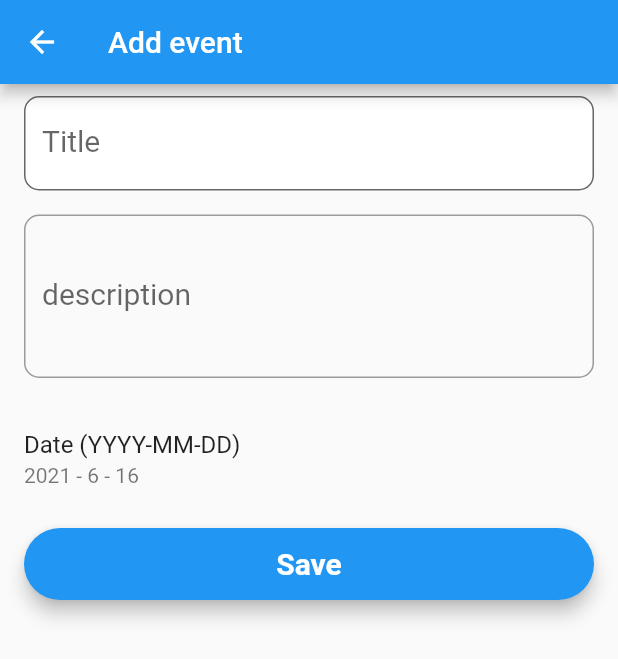
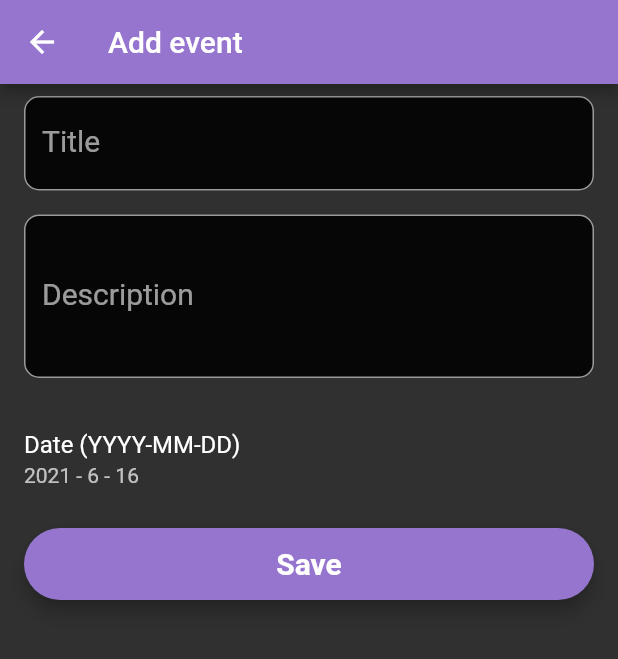
Before and after one commit to kai-wei-mo/felicity_hack, a Flutter app: the screen it shows after launch, after a tap on the "add" icon, on a phone screen of 412 x 824 dp. Shown: the top 659 px of the screen. Run offline on Flutter 3.47's test engine with Material 2 defaults, Android fonts, the phone set to English and light mode, and no system bars; our stand-ins replace firebase_core, table_calendar; missing offline and left inert: firebase_helpers; accounts and stored records are empty; Roboto replaces fonts that are missing (Georgia, Montserrat).

Commit message:
Update Material main UI

```diff
--- a/lib/main.dart
+++ b/lib/main.dart
@@ -1,4 +1,3 @@
-import 'package:cloud_firestore/cloud_firestore.dart';
 import 'package:firebase_core/firebase_core.dart';
 import 'package:flutter/material.dart';
 import 'package:flutter_calendar/res/event_firestore_service.dart';
@@ -18,9 +17,15 @@ class MyApp extends StatelessWidget {
   @override
   Widget build(BuildContext context) {
     return MaterialApp(
-      title: 'Flutter Calendar',
       theme: ThemeData(
-        primarySwatch: Colors.blue,
+        // Define the default brightness and colors.
+        brightness: Brightness.dark,
+        primaryColor: Colors.deepPurple[300],
+        // ignore: deprecated_member_use
+        accentColor: Colors.deepPurple[100],
+
+        // Define the default font family.
+        fontFamily: 'Georgia',
       ),
       home: HomePage(),
       routes: {
@@ -53,7 +58,9 @@ class _HomePageState extends State<HomePage> {
     allEvents.forEach((event) {
       DateTime date = DateTime(
           event.eventDate.year, event.eventDate.month, event.eventDate.day, 12);
-      if (data[date] == null) data[date] = [];
+      if (data[date] == null) {
+        data[date] = [];
+      }
       data[date].add(event);
     });
     return data;
@@ -85,29 +92,40 @@ class _HomePageState extends State<HomePage> {
                     events: _events,
                     initialCalendarFormat: CalendarFormat.week,
                     calendarStyle: CalendarStyle(
-                        canEventMarkersOverflow: true,
-                        todayColor: Colors.orange,
-                        selectedColor: Theme.of(context).primaryColor,
+                        todayColor: Colors.deepPurple[200],
+                        selectedColor: Colors.deepPurple,
+                        // ignore: prefer_const_constructors
                         todayStyle: TextStyle(
                             fontWeight: FontWeight.bold,
                             fontSize: 18.0,
-                            color: Colors.white)),
+                            color: Colors.black)),
                     headerStyle: HeaderStyle(
                       centerHeaderTitle: true,
                       formatButtonDecoration: BoxDecoration(
-                        color: Colors.orange,
-                        borderRadius: BorderRadius.circular(20.0),
+                        color: Colors.deepPurple,
+                        borderRadius: BorderRadius.circular(50.0),
                       ),
+                      // ignore: prefer_const_constructors
                       formatButtonTextStyle: TextStyle(color: Colors.white),
                       formatButtonShowsNext: false,
                     ),
-                    startingDayOfWeek: StartingDayOfWeek.monday,
+                    startingDayOfWeek: StartingDayOfWeek.sunday,
                     onDaySelected: (date, events) {
                       setState(() {
                         _selectedEvents = events;
                       });
                     },
                     builders: CalendarBuilders(
+                      singleMarkerBuilder: (context, date, event) {
+                        return Container(
+                          decoration: BoxDecoration(
+                              shape: BoxShape.circle,
+                              color: const Color.fromRGBO(255, 255, 255, 1.0)),
+                          width: 7.0,
+                          height: 7.0,
+                          margin: const EdgeInsets.symmetric(horizontal: 1.0),
+                        );
+                      },
                       selectedDayBuilder: (context, date, events) => Container(
                           margin: const EdgeInsets.all(4.0),
                           alignment: Alignment.center,
@@ -122,10 +140,13 @@ class _HomePageState extends State<HomePage> {
                           margin: const EdgeInsets.all(4.0),
                           alignment: Alignment.center,
                           decoration: BoxDecoration(
-                              color: Colors.orange,
+                              // color: Colors.deepPurple,
+                              border: Border.all(
+                                  width: 2.2, color: Colors.deepPurple),
                               borderRadius: BorderRadius.circular(10.0)),
                           child: Text(
                             date.day.toString(),
+                            // ignore: prefer_const_constructors
                             style: TextStyle(color: Colors.white),
                           )),
                     ),
--- a/lib/res/event_firestore_service.dart
+++ b/lib/res/event_firestore_service.dart
@@ -1,4 +1,6 @@
 import 'package:firebase_helpers/firebase_helpers.dart';
 import '../model/event.dart';
 
-DatabaseService<EventModel> eventDBS = DatabaseService<EventModel>("events",fromDS: (id,data) => EventModel.fromDS(id, data), toMap:(event) => event.toMap());
+DatabaseService<EventModel> eventDBS = DatabaseService<EventModel>("events",
+    fromDS: (id, data) => EventModel.fromDS(id, data),
+    toMap: (event) => event.toMap());
--- a/lib/ui/pages/add_event.dart
+++ b/lib/ui/pages/add_event.dart
@@ -55,7 +55,7 @@ class _AddEventPageState extends State<AddEventPage> {
                   decoration: InputDecoration(
                       labelText: "Title",
                       filled: true,
-                      fillColor: Colors.white,
+                      fillColor: Colors.black87,
                       border: OutlineInputBorder(
                           borderRadius: BorderRadius.circular(10))),
                 ),
@@ -71,7 +71,9 @@ class _AddEventPageState extends State<AddEventPage> {
                       (value.isEmpty) ? "Please Enter description" : null,
                   style: style,
                   decoration: InputDecoration(
-                      labelText: "description",
+                      labelText: "Description",
+                      filled: true,
+                      fillColor: Colors.black87,
                       border: OutlineInputBorder(
                           borderRadius: BorderRadius.circular(10))),
                 ),
@@ -109,15 +111,17 @@ class _AddEventPageState extends State<AddEventPage> {
                               setState(() {
                                 processing = true;
                               });
-                              final data = {
-                                "title": _title.text,
-                                "description": _description.text,
-                                "event_date": widget.note.eventDate
-                              };
                               if (widget.note != null) {
-                                await eventDBS.updateData(widget.note.id, data);
+                                await eventDBS.updateData(widget.note.id, {
+                                  "title": _title.text,
+                                  "description": _description.text,
+                                  "event_date": widget.note.eventDate
+                                });
                               } else {
-                                await eventDBS.create(data);
+                                await eventDBS.createItem(EventModel(
+                                    title: _title.text,
+                                    description: _description.text,
+                                    eventDate: DateTime.now()));
                               }
                               Navigator.pop(context);
                               setState(() {
```
Also changed, not shown: lib/model/event.dart (+8 -7 lines), lib/ui/pages/view_event.dart (+5 -2 lines), 4 other files.
